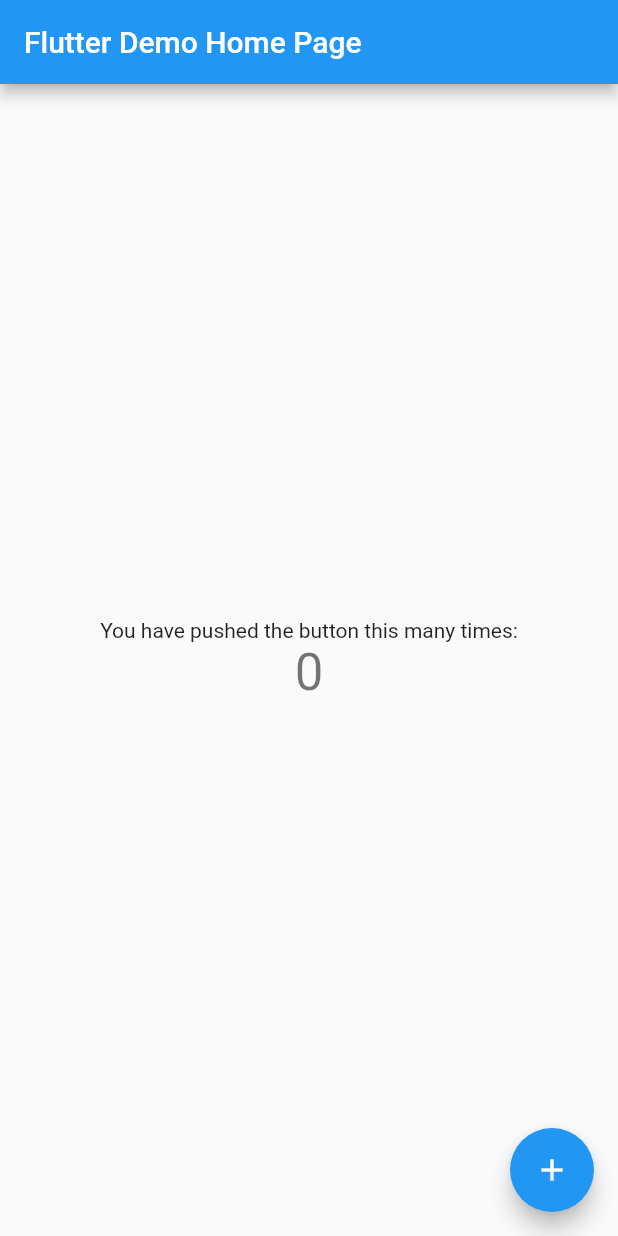
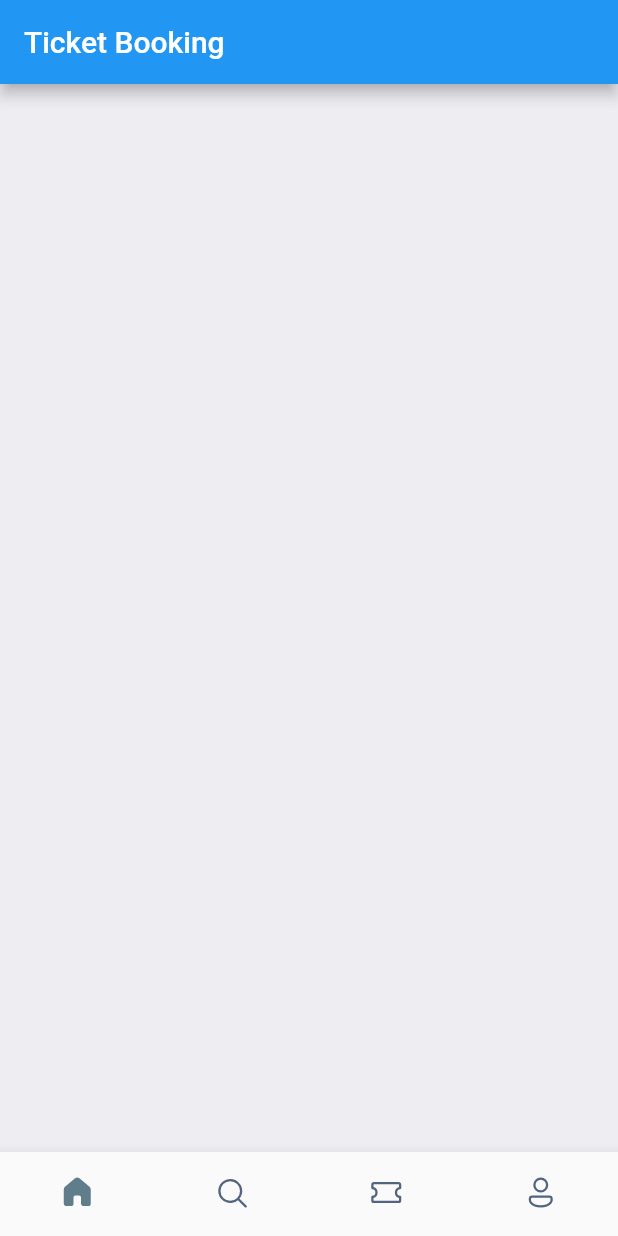
Before and after one commit to anzjoxavier/TicketBookingApp, a Flutter app: the screen it shows after launch, on a phone screen of 412 x 824 dp. Run offline on Flutter 3.47's test engine with Material 2 defaults, Android fonts, the phone set to English and light mode, and no system bars; our stand-ins replace fluentui_icons.

Commit message:
Completed Basic Steps

```diff
--- a/lib/main.dart
+++ b/lib/main.dart
@@ -1,115 +1,28 @@
 import 'package:flutter/material.dart';
+import 'package:ticketbooking/screens/bottom_bar.dart';
 
 void main() {
-  runApp(const MyApp());
-}
-
-class MyApp extends StatelessWidget {
-  const MyApp({super.key});
-
-  // This widget is the root of your application.
-  @override
-  Widget build(BuildContext context) {
-    return MaterialApp(
-      title: 'Flutter Demo',
-      theme: ThemeData(
-        // This is the theme of your application.
-        //
-        // Try running your application with "flutter run". You'll see the
-        // application has a blue toolbar. Then, without quitting the app, try
-        // changing the primarySwatch below to Colors.green and then invoke
-        // "hot reload" (press "r" in the console where you ran "flutter run",
-        // or simply save your changes to "hot reload" in a Flutter IDE).
-        // Notice that the counter didn't reset back to zero; the application
-        // is not restarted.
-        primarySwatch: Colors.blue,
-      ),
-      home: const MyHomePage(title: 'Flutter Demo Home Page'),
-    );
-  }
+  runApp(MaterialApp(
+    title: 'Flutter Demo',
+    theme: ThemeData(
+      primarySwatch: Colors.blue,
+    ),
+    home: const BottomBar(),
+  ));
 }
 
 class MyHomePage extends StatefulWidget {
   const MyHomePage({super.key, required this.title});
-
-  // This widget is the home page of your application. It is stateful, meaning
-  // that it has a State object (defined below) that contains fields that affect
-  // how it looks.
-
-  // This class is the configuration for the state. It holds the values (in this
-  // case the title) provided by the parent (in this case the App widget) and
-  // used by the build method of the State. Fields in a Widget subclass are
-  // always marked "final".
-
   final String title;
-
   @override
   State<MyHomePage> createState() => _MyHomePageState();
 }
 
 class _MyHomePageState extends State<MyHomePage> {
-  int _counter = 0;
-
-  void _incrementCounter() {
-    setState(() {
-      // This call to setState tells the Flutter framework that something has
-      // changed in this State, which causes it to rerun the build method below
-      // so that the display can reflect the updated values. If we changed
-      // _counter without calling setState(), then the build method would not be
-      // called again, and so nothing would appear to happen.
-      _counter++;
-    });
-  }
-
   @override
   Widget build(BuildContext context) {
-    // This method is rerun every time setState is called, for instance as done
-    // by the _incrementCounter method above.
-    //
-    // The Flutter framework has been optimized to make rerunning build methods
-    // fast, so that you can just rebuild anything that needs updating rather
-    // than having to individually change instances of widgets.
     return Scaffold(
-      appBar: AppBar(
-        // Here we take the value from the MyHomePage object that was created by
-        // the App.build method, and use it to set our appbar title.
-        title: Text(widget.title),
-      ),
-      body: Center(
-        // Center is a layout widget. It takes a single child and positions it
-        // in the middle of the parent.
-        child: Column(
-          // Column is also a layout widget. It takes a list of children and
-          // arranges them vertically. By default, it sizes itself to fit its
-          // children horizontally, and tries to be as tall as its parent.
-          //
-          // Invoke "debug painting" (press "p" in the console, choose the
-          // "Toggle Debug Paint" action from the Flutter Inspector in Android
-          // Studio, or the "Toggle Debug Paint" command in Visual Studio Code)
-          // to see the wireframe for each widget.
-          //
-          // Column has various properties to control how it sizes itself and
-          // how it positions its children. Here we use mainAxisAlignment to
-          // center the children vertically; the main axis here is the vertical
-          // axis because Columns are vertical (the cross axis would be
-          // horizontal).
-          mainAxisAlignment: MainAxisAlignment.center,
-          children: <Widget>[
-            const Text(
-              'You have pushed the button this many times:',
-            ),
-            Text(
-              '$_counter',
-              style: Theme.of(context).textTheme.headlineMedium,
-            ),
-          ],
-        ),
-      ),
-      floatingActionButton: FloatingActionButton(
-        onPressed: _incrementCounter,
-        tooltip: 'Increment',
-        child: const Icon(Icons.add),
-      ), // This trailing comma makes auto-formatting nicer for build methods.
+      appBar: AppBar(title: const Text("Ticket Booking")),
     );
   }
 }
--- /dev/null
+++ b/lib/screens/bottom_bar.dart
@@ -0,0 +1,69 @@
+import 'package:fluentui_icons/fluentui_icons.dart';
+import 'package:flutter/material.dart';
+import 'package:flutter/src/widgets/framework.dart';
+import 'package:flutter/src/widgets/placeholder.dart';
+import 'package:ticketbooking/screens/home_screen.dart';
+
+class BottomBar extends StatefulWidget {
+  const BottomBar({super.key});
+
+  @override
+  State<BottomBar> createState() => _BottomBarState();
+}
+
+class _BottomBarState extends State<BottomBar> {
+  int _selectedIndex = 0;
+  void _onItemTapped(int index) {
+   setState(() {
+      _selectedIndex = index;
+   });
+  }
+
+  static final List<Widget> _widgetsOptions = <Widget>[
+    const HomeScreen(),
+    const Text("Search"),
+    const Text("Ticket"),
+    const Text("Profile"),
+  ];
+
+  @override
+  Widget build(BuildContext context) {
+    return Scaffold(
+      appBar: AppBar(
+        title: const Text(
+          "Ticket Booking",
+        ),
+      ),
+      body: Center(child: _widgetsOptions[_selectedIndex]),
+      bottomNavigationBar: BottomNavigationBar(
+        type: BottomNavigationBarType.fixed,
+        currentIndex: _selectedIndex,
+        onTap:_onItemTapped,
+        showSelectedLabels: false,
+        showUnselectedLabels: false,
+        selectedItemColor: Colors.blueGrey,
+        unselectedItemColor: const Color(0xFF526480),
+        items: const [
+          BottomNavigationBarItem(
+              icon: Icon(
+                FluentSystemIcons.ic_fluent_home_regular,
+              ),
+              activeIcon: Icon(FluentSystemIcons.ic_fluent_home_filled),
+              label: "Home"),
+          BottomNavigationBarItem(
+              icon: Icon(FluentSystemIcons.ic_fluent_search_regular),
+              activeIcon: Icon(FluentSystemIcons.ic_fluent_search_filled),
+              label: "Search"),
+          BottomNavigationBarItem(
+              icon: Icon(FluentSystemIcons.ic_fluent_ticket_regular),
+              activeIcon: Icon(FluentSystemIcons.ic_fluent_ticket_filled),
+              label: "Ticket"),
+          BottomNavigationBarItem(
+              icon: Icon(FluentSystemIcons.ic_fluent_person_regular),
+              activeIcon: Icon(FluentSystemIcons.ic_fluent_person_filled),
+              label: "Profile")
+        ],
+      ),
+    );
+  }
+}
--- /dev/null
+++ b/lib/screens/home_screen.dart
@@ -0,0 +1,20 @@
+import 'package:flutter/material.dart';
+import 'package:flutter/src/widgets/framework.dart';
+import 'package:flutter/src/widgets/placeholder.dart';
+
+class HomeScreen extends StatefulWidget {
+  const HomeScreen({super.key});
+
+  @override
+  State<HomeScreen> createState() => _HomeScreenState();
+}
+
+class _HomeScreenState extends State<HomeScreen> {
+  @override
+  Widget build(BuildContext context) {
+    return const Scaffold(
+      backgroundColor: Color(0xFFeeedf2),
+
+    );
+  }
+}
--- a/pubspec.yaml
+++ b/pubspec.yaml
@@ -35,6 +35,7 @@ dependencies:
   # The following adds the Cupertino Icons font to your application.
   # Use with the CupertinoIcons class for iOS style icons.
   cupertino_icons: ^1.0.2
+  fluentui_icons: ^1.0.0
 
 dev_dependencies:
   flutter_test:
```
Also changed, not shown: pubspec.lock.
